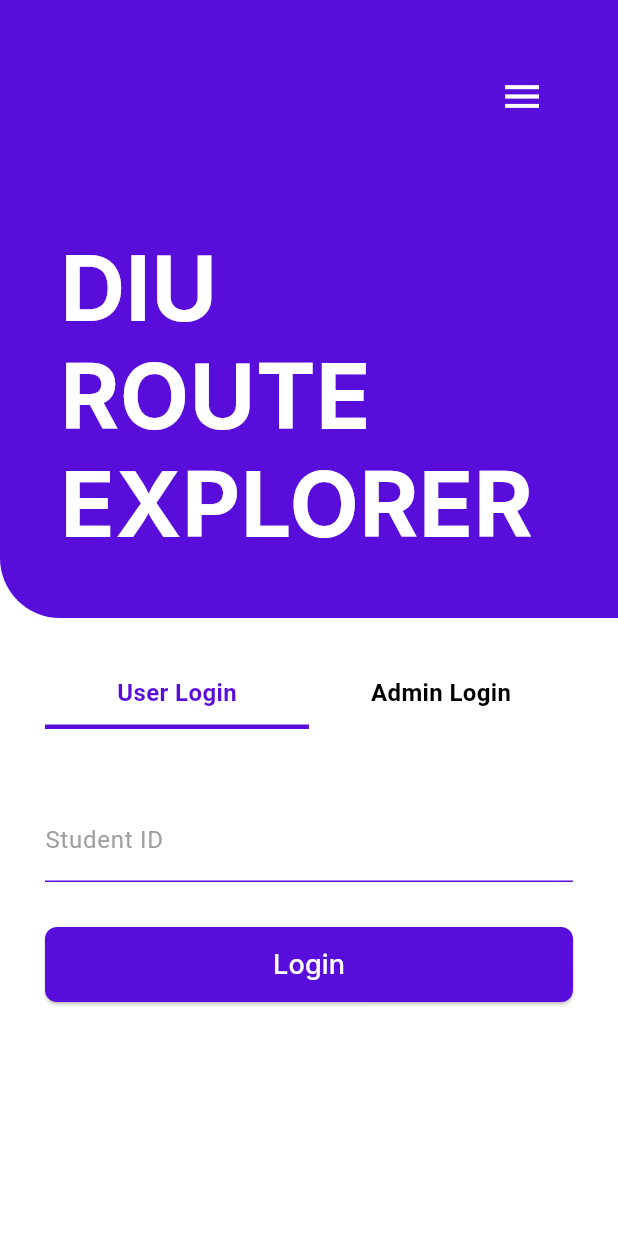
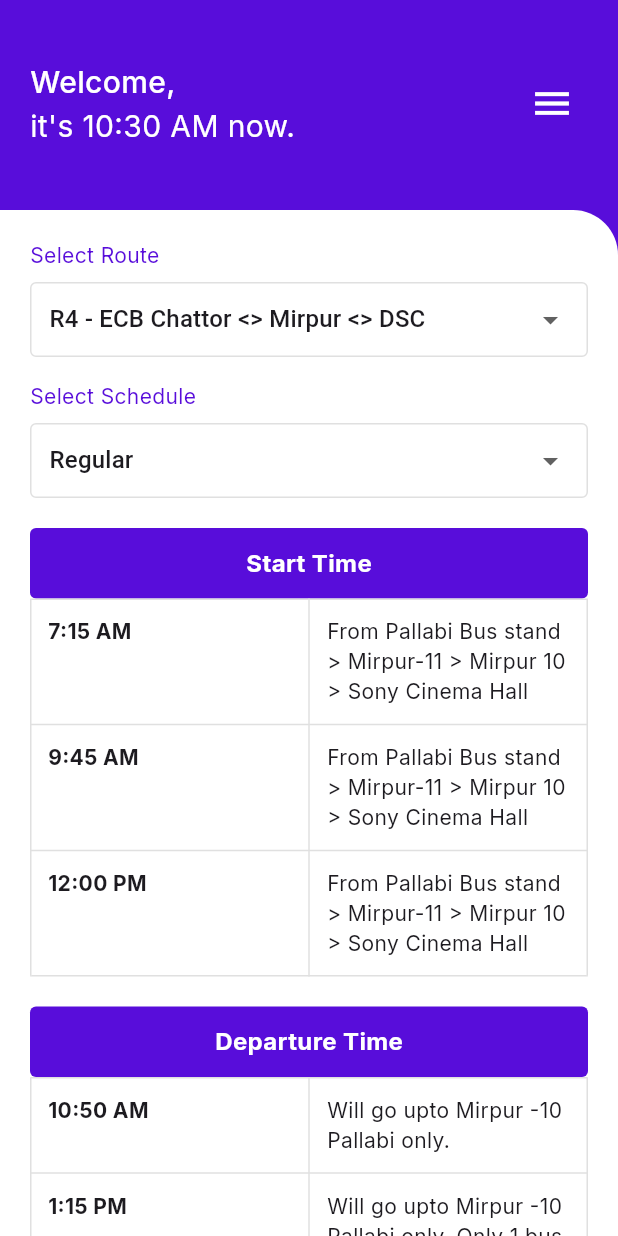
Before and after one commit to OkayAbedin/diu_route_explorer, a Flutter app: the screen it shows after launch, after a tap on "Login", on a phone screen of 412 x 824 dp. Run offline on Flutter 3.47's test engine with Material 3 defaults, Android fonts, the phone set to English and light mode, and no system bars; our stand-ins replace google_fonts.

Commit message:
Bus Schedule Screen (static)

```diff
--- a/lib/main.dart
+++ b/lib/main.dart
@@ -1,5 +1,7 @@
 import 'package:flutter/material.dart';
 import 'package:google_fonts/google_fonts.dart';
+// Add this import at the top of the file
+import 'screens/bus_schedule_screen.dart';
 
 void main() {
   runApp(const MyApp());
@@ -205,7 +207,14 @@ class _LoginScreenState extends State<LoginScreen> {
                                     borderRadius: BorderRadius.circular(8),
                                   ),
                                 ),
-                                onPressed: () {},
+                                onPressed: () {
+                                  Navigator.push(
+                                    context,
+                                    MaterialPageRoute(
+                                      builder: (context) => BusScheduleScreen(),
+                                    ),
+                                  );
+                                },
                                 child: Text(
                                   "Login",
                                   style: GoogleFonts.inter(
@@ -319,7 +328,7 @@ class _LoginScreenState extends State<LoginScreen> {
             ),
           ),
 
-          // Removing the static footer
+          // Removing the static credit footer
           // Positioned(
           //   bottom: 0,
           //   left: 0,
@@ -385,6 +394,12 @@ class _LoginScreenState extends State<LoginScreen> {
             title: Text('Bus Schedule', style: GoogleFonts.inter(fontSize: 16)),
             onTap: () {
               Navigator.pop(context);
+              Navigator.push(
+                context,
+                MaterialPageRoute(
+                  builder: (context) => BusScheduleScreen(),
+                ),
+              );
             },
           ),
 
--- /dev/null
+++ b/lib/screens/bus_schedule_screen.dart
@@ -0,0 +1,551 @@
+import 'package:flutter/material.dart';
+import 'package:google_fonts/google_fonts.dart';
+import 'dart:async';
+
+class BusScheduleScreen extends StatefulWidget {
+  @override
+  _BusScheduleScreenState createState() => _BusScheduleScreenState();
+}
+
+class _BusScheduleScreenState extends State<BusScheduleScreen> {
+  String selectedRoute = 'R4 - ECB Chattor <> Mirpur <> DSC';
+  String selectedSchedule = 'Regular';
+  String currentTime = '';
+  Timer? _timer;
+
+  @override
+  void initState() {
+    super.initState();
+    _updateTime();
+    // Update time every minute
+    _timer = Timer.periodic(Duration(minutes: 1), (timer) => _updateTime());
+  }
+
+  @override
+  void dispose() {
+    _timer?.cancel();
+    super.dispose();
+  }
+
+  void _updateTime() {
+    final now = DateTime.now();
+    final hour = now.hour > 12 ? now.hour - 12 : now.hour;
+    final hourString = hour == 0 ? '12' : hour.toString();
+    final minute = now.minute.toString().padLeft(2, '0');
+    final period = now.hour >= 12 ? 'PM' : 'AM';
+
+    setState(() {
+      currentTime = '$hourString:$minute $period';
+    });
+  }
+
+  @override
+  Widget build(BuildContext context) {
+    return Scaffold(
+      backgroundColor: Color.fromARGB(255, 88, 13, 218),
+      endDrawer: _buildSidebar(context),
+      body: Stack(
+        children: [
+          // Fixed purple header
+          Positioned(
+            top: 0,
+            left: 0,
+            right: 0,
+            child: Container(
+              width: double.infinity,
+              color: Color.fromARGB(255, 88, 13, 218),
+              padding: EdgeInsets.only(top: 40, bottom: 15, left: 20, right: 20),
+              child: Row(
+                mainAxisAlignment: MainAxisAlignment.spaceBetween,
+                children: [
+                  Column(
+                    crossAxisAlignment: CrossAxisAlignment.start,
+                    children: [
+                      Text(
+                        'Welcome,',
+                        style: GoogleFonts.inter(
+                          color: Colors.white,
+                          fontSize: 20,
+                          fontWeight: FontWeight.w500,
+                        ),
+                      ),
+                      Text(
+                        'it\'s $currentTime now.',
+                        style: GoogleFonts.inter(
+                          color: Colors.white,
+                          fontSize: 20,
+                          //fontWeight: FontWeight.bold,
+                        ),
+                      ),
+                    ],
+                  ),
+                  Builder(
+                    builder: (context) => IconButton(
+                      icon: Icon(Icons.menu, color: Colors.white, size: 30),
+                      onPressed: () {
+                        Scaffold.of(context).openEndDrawer();
+                      },
+                    ),
+                  ),
+                ],
+              ),
+            ),
+          ),
+
+          // Scrollable content area
+          Positioned(
+            top: 140,
+            left: 0,
+            right: 0,
+            bottom: 0,
+            child: Container(
+              decoration: BoxDecoration(
+                color: Color.fromARGB(255, 88, 13, 218),
+                borderRadius: BorderRadius.only(
+                  bottomLeft: Radius.circular(30),
+                ),
+              ),
+              child: Container(
+                decoration: BoxDecoration(
+                  color: Colors.white,
+                  borderRadius: BorderRadius.only(
+                    topRight: Radius.circular(30),
+                  ),
+                ),
+                child: SingleChildScrollView(
+                  child: Padding(
+                    padding: EdgeInsets.all(20),
+                    child: Column(
+                      crossAxisAlignment: CrossAxisAlignment.start,
+                      children: [
+                        // Route Selection
+                        Text(
+                          'Select Route',
+                          style: GoogleFonts.inter(
+                            color: Color.fromARGB(255, 88, 13, 218),
+                            //fontWeight: FontWeight.bold,
+                            fontSize: 14,
+                          ),
+                        ),
+                        SizedBox(height: 8),
+                        Container(
+                          decoration: BoxDecoration(
+                            border: Border.all(color: Colors.grey.shade300),
+                            borderRadius: BorderRadius.circular(4),
+                          ),
+                          child: DropdownButtonHideUnderline(
+                            child: DropdownButton<String>(
+                              value: selectedRoute,
+                              isExpanded: true,
+                              icon: Icon(Icons.arrow_drop_down),
+                              padding: EdgeInsets.symmetric(horizontal: 12),
+                              onChanged: (String? newValue) {
+                                setState(() {
+                                  selectedRoute = newValue!;
+                                });
+                              },
+                              items: <String>[
+                                'R4 - ECB Chattor <> Mirpur <> DSC',
+                                'R1 - Uttara <> Mirpur <> DSC',
+                                'R2 - Tongi <> Mirpur <> DSC',
+                                'R3 - Savar <> Mirpur <> DSC',
+                              ].map<DropdownMenuItem<String>>((String value) {
+                                return DropdownMenuItem<String>(
+                                  value: value,
+                                  child: Text(value),
+                                );
+                              }).toList(),
+                            ),
+                          ),
+                        ),
+
+                        SizedBox(height: 16),
+
+                        // Schedule Selection
+                        Text(
+                          'Select Schedule',
+                          style: GoogleFonts.inter(
+                            color: Color.fromARGB(255, 88, 13, 218),
+                            //fontWeight: FontWeight.bold,
+                            fontSize: 14,
+                          ),
+                        ),
+                        SizedBox(height: 8),
+                        Container(
+                          decoration: BoxDecoration(
+                            border: Border.all(color: Colors.grey.shade300),
+                            borderRadius: BorderRadius.circular(4),
+                          ),
+                          child: DropdownButtonHideUnderline(
+                            child: DropdownButton<String>(
+                              value: selectedSchedule,
+                              isExpanded: true,
+                              icon: Icon(Icons.arrow_drop_down),
+                              padding: EdgeInsets.symmetric(horizontal: 12),
+                              onChanged: (String? newValue) {
+                                setState(() {
+                                  selectedSchedule = newValue!;
+                                });
+                              },
+                              items: <String>[
+                                'Regular',
+                                'Weekend',
+                                'Holiday',
+                                'Special',
+                              ].map<DropdownMenuItem<String>>((String value) {
+                                return DropdownMenuItem<String>(
+                                  value: value,
+                                  child: Text(value),
+                                );
+                              }).toList(),
+                            ),
+                          ),
+                        ),
+
+                        SizedBox(height: 20),
+
+                        // Start Time Section
+                        Container(
+                          width: double.infinity,
+                          decoration: BoxDecoration(
+                            color: Color.fromARGB(255, 88, 13, 218),
+                            borderRadius: BorderRadius.circular(4),
+                          ),
+                          padding: EdgeInsets.symmetric(vertical: 12),
+                          child: Center(
+                            child: Text(
+                              'Start Time',
+                              style: GoogleFonts.inter(
+                                color: Colors.white,
+                                fontWeight: FontWeight.bold,
+                                fontSize: 16,
+                              ),
+                            ),
+                          ),
+                        ),
+
+                        // Start Time Table
+                        Table(
+                          border: TableBorder.all(
+                            color: Colors.grey.shade300,
+                            width: 1,
+                          ),
+                          children: [
+                            TableRow(
+                              children: [
+                                Padding(
+                                  padding: EdgeInsets.all(12),
+                                  child: Text(
+                                    '7:15 AM',
+                                    style: GoogleFonts.inter(
+                                      fontWeight: FontWeight.bold,
+                                    ),
+                                  ),
+                                ),
+                                Padding(
+                                  padding: EdgeInsets.all(12),
+                                  child: Text(
+                                    'From Pallabi Bus stand > Mirpur-11 > Mirpur 10 > Sony Cinema Hall',
+                                    style: GoogleFonts.inter(fontSize: 14),
+                                  ),
+                                ),
+                              ],
+                            ),
+                            TableRow(
+                              children: [
+                                Padding(
+                                  padding: EdgeInsets.all(12),
+                                  child: Text(
+                                    '9:45 AM',
+                                    style: GoogleFonts.inter(
+                                      fontWeight: FontWeight.bold,
+                                    ),
+                                  ),
+                                ),
+                                Padding(
+                                  padding: EdgeInsets.all(12),
+                                  child: Text(
+                                    'From Pallabi Bus stand > Mirpur-11 > Mirpur 10 > Sony Cinema Hall',
+                                    style: GoogleFonts.inter(fontSize: 14),
+                                  ),
+                                ),
+                              ],
+                            ),
+                            TableRow(
+                              children: [
+                                Padding(
+                                  padding: EdgeInsets.all(12),
+                                  child: Text(
+                                    '12:00 PM',
+                                    style: GoogleFonts.inter(
+                                      fontWeight: FontWeight.bold,
+                                    ),
+                                  ),
+                                ),
+                                Padding(
+                                  padding: EdgeInsets.all(12),
+                                  child: Text(
+                                    'From Pallabi Bus stand > Mirpur-11 > Mirpur 10 > Sony Cinema Hall',
+                                    style: GoogleFonts.inter(fontSize: 14),
+                                  ),
+                                ),
+                              ],
+                            ),
+                          ],
+                        ),
+
+                        SizedBox(height: 20),
+
+                        // Departure Time Section
+                        Container(
+                          width: double.infinity,
+                          decoration: BoxDecoration(
+                            color: Color.fromARGB(255, 88, 13, 218),
+                            borderRadius: BorderRadius.circular(4),
+                          ),
+                          padding: EdgeInsets.symmetric(vertical: 12),
+                          child: Center(
+                            child: Text(
+                              'Departure Time',
+                              style: GoogleFonts.inter(
+                                color: Colors.white,
+                                fontWeight: FontWeight.bold,
+                                fontSize: 16,
+                              ),
+                            ),
+                          ),
+                        ),
+
+                        // Departure Time Table
+                        Table(
+                          border: TableBorder.all(
+                            color: Colors.grey.shade300,
+                            width: 1,
+                          ),
+                          children: [
+                            TableRow(
+                              children: [
+                                Padding(
+                                  padding: EdgeInsets.all(12),
+                                  child: Text(
+                                    '10:50 AM',
+                                    style: GoogleFonts.inter(
+                                      fontWeight: FontWeight.bold,
+                                    ),
+                                  ),
+                                ),
+                                Padding(
+                                  padding: EdgeInsets.all(12),
+                                  child: Text(
+                                    'Will go upto Mirpur -10 Pallabi only.',
+                                    style: GoogleFonts.inter(fontSize: 14),
+                                  ),
+                                ),
+                              ],
+                            ),
+                            TableRow(
+                              children: [
+                                Padding(
+                                  padding: EdgeInsets.all(12),
+                                  child: Text(
+                                    '1:15 PM',
+                                    style: GoogleFonts.inter(
+                                      fontWeight: FontWeight.bold,
+                                    ),
+                                  ),
+                                ),
+                                Padding(
+                                  padding: EdgeInsets.all(12),
+                                  child: Text(
+                                    'Will go upto Mirpur -10 Pallabi only. Only 1 bus assigned for ECB.',
+                                    style: GoogleFonts.inter(fontSize: 14),
+                                  ),
+                                ),
+                              ],
+                            ),
+                            TableRow(
+                              children: [
+                                Padding(
+                                  padding: EdgeInsets.all(12),
+                                  child: Text(
+                                    '3:30 PM',
+                                    style: GoogleFonts.inter(
+                                      fontWeight: FontWeight.bold,
+                                    ),
+                                  ),
+                                ),
+                                Padding(
+                                  padding: EdgeInsets.all(12),
+                                  child: Text(
+                                    'Will go upto Mirpur -10 Pallabi only. Only 1 bus assigned for ECB.',
+                                    style: GoogleFonts.inter(fontSize: 14),
+                                  ),
+                                ),
+                              ],
+                            ),
+                          ],
+                        ),
+                      ],
+                    ),
+                  ),
+                ),
+              ),
+            ),
+          ),
+
+          // Static menu icon - similar to login screen
+          // Positioned(
+          //   top: 40,
+          //   right: 40,
+          //   child: Builder(
+          //     builder: (context) => IconButton(
+          //       icon: Icon(Icons.menu, color: Colors.white, size: 30),
+          //       onPressed: () {
+          //         Scaffold.of(context).openEndDrawer();
+          //       },
+          //     ),
+          //   ),
+          // ),
+        ],
+      ),
+    );
+  }
+
+  Widget _buildSidebar(BuildContext context) {
+    return Drawer(
+      child: Column(
+        children: [
+          // Purple header with app description
+          Container(
+            width: double.infinity,
+            height: 200,
+            padding: const EdgeInsets.symmetric(horizontal: 24, vertical: 20),
+            color: const Color.fromARGB(255, 88, 13, 218),
+            child: Text(
+              'DIU Route Explorers is a university bus schedule app that allows students to check bus routes, start and departure times, and important notes for a smooth commuting experience.',
+              style: GoogleFonts.inter(
+                color: Colors.white,
+                fontSize: 16,
+                height: 1.6,
+                letterSpacing: 0.2,
+              ),
+            ),
+          ),
+
+          // Menu items with improved spacing
+          SizedBox(height: 10),
+
+          ListTile(
+            contentPadding: EdgeInsets.symmetric(horizontal: 24, vertical: 8),
+            leading: Icon(Icons.schedule),
+            title: Text('Bus Schedule', style: GoogleFonts.inter(fontSize: 16)),
+            onTap: () {
+              Navigator.pop(context);
+            },
+          ),
+
+          Divider(height: 1, thickness: 0.5),
+
+          ListTile(
+            contentPadding: EdgeInsets.symmetric(horizontal: 24, vertical: 8),
+            leading: Icon(Icons.route),
+            title: Text(
+              'Route Information',
+              style: GoogleFonts.inter(fontSize: 16),
+            ),
+            onTap: () {
+              Navigator.pop(context);
+            },
+          ),
+
+          Divider(height: 1, thickness: 0.5),
+
+          ListTile(
+            contentPadding: EdgeInsets.symmetric(horizontal: 24, vertical: 8),
+            leading: Icon(Icons.notifications),
+            title: Text(
+              'Notifications',
+              style: GoogleFonts.inter(fontSize: 16),
+            ),
+            onTap: () {
+              Navigator.pop(context);
+            },
+          ),
+
+          Divider(height: 1, thickness: 0.5),
+
+          ListTile(
+            contentPadding: EdgeInsets.symmetric(horizontal: 24, vertical: 8),
+            leading: Icon(Icons.settings),
+            title: Text('Settings', style: GoogleFonts.inter(fontSize: 16)),
+            onTap: () {
+              Navigator.pop(context);
+            },
+          ),
+
+          Divider(height: 1, thickness: 0.5),
+
+          ListTile(
+            contentPadding: EdgeInsets.symmetric(horizontal: 24, vertical: 8),
+            leading: Icon(Icons.help),
+            title: Text(
+              'Help and Support',
+              style: GoogleFonts.inter(fontSize: 16),
+            ),
+            onTap: () {
+              Navigator.pop(context);
+            },
+          ),
+
+          Divider(height: 1, thickness: 0.5),
+
+          // Logout at the bottom with red text
+          Spacer(),
+          Divider(height: 1, thickness: 0.5),
+
+          ListTile(
+            contentPadding: EdgeInsets.symmetric(horizontal: 24, vertical: 8),
+            leading: Icon(Icons.logout, color: Colors.red),
+            title: Text(
+              'Logout',
+              style: GoogleFonts.inter(color: Colors.red, fontSize: 16),
+            ),
+            onTap: () {
+              Navigator.pop(context);
+              Navigator.pop(context); // Return to login screen
+            },
+          ),
+
+          // Version and footer
+          Padding(
+            padding: const EdgeInsets.symmetric(vertical: 20.0),
+            child: Column(
+              children: [
+                Text(
+                  'Version 1.0.1',
+                  style: GoogleFonts.inter(color: Colors.grey, fontSize: 12),
+                ),
+                SizedBox(height: 6),
+                Row(
+                  mainAxisAlignment: MainAxisAlignment.center,
+                  children: [
+                    Text("Made with ", style: GoogleFonts.inter(fontSize: 12)),
+                    Icon(Icons.favorite, color: Colors.red, size: 12),
+                    Text(" by ", style: GoogleFonts.inter(fontSize: 12)),
+                    Text(
+                      "MarsLab",
+                      style: GoogleFonts.inter(
+                        color: Color.fromARGB(255, 88, 13, 218),
+                        fontSize: 12,
+                      ),
+                    ),
+                  ],
+                ),
+              ],
+            ),
+          ),
+        ],
+      ),
+    );
+  }
+}
```
